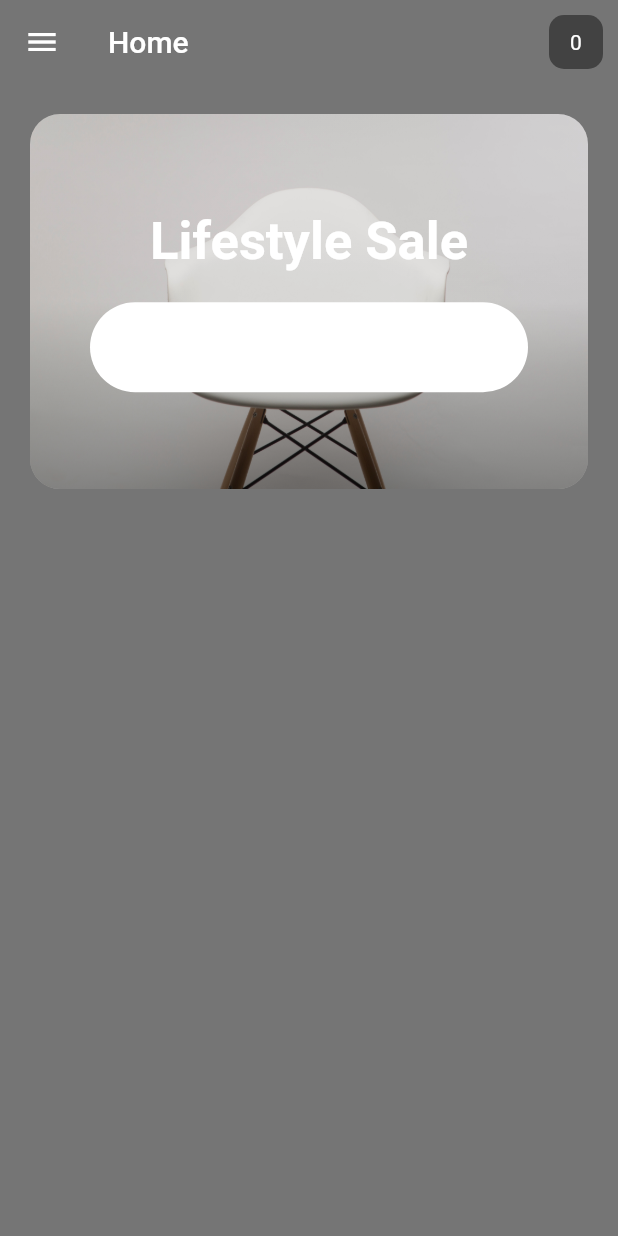
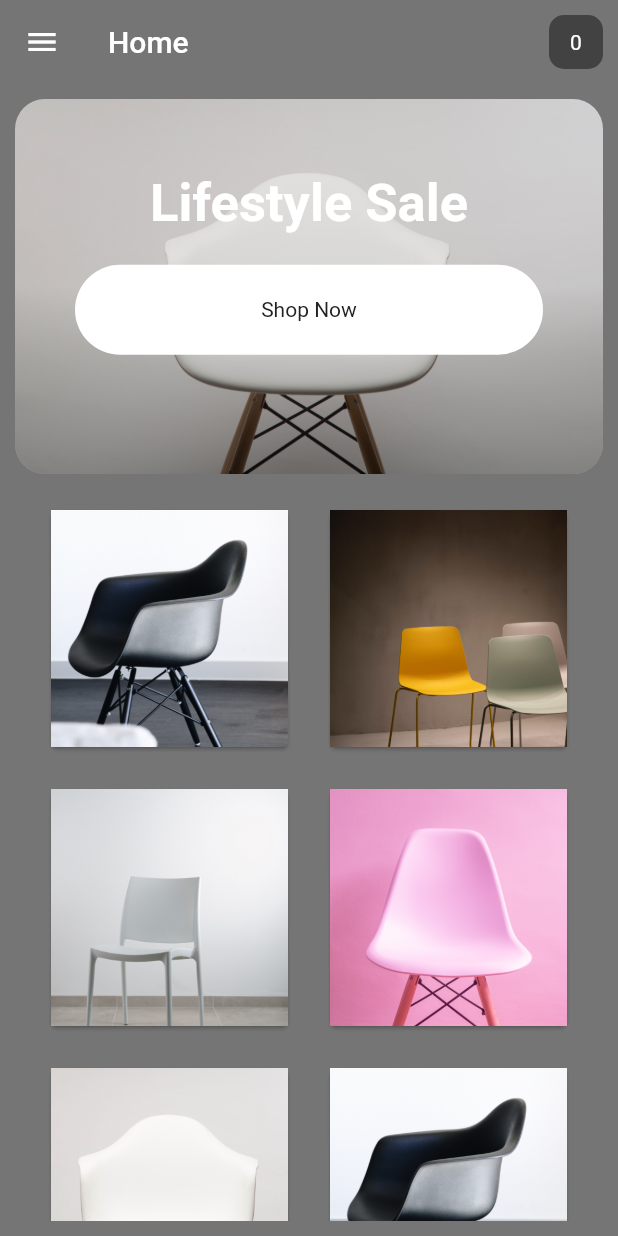
Before and after one commit to phil10xs/layoutanimmation_fltapp, a Flutter app: the screen it shows after launch, on a phone screen of 412 x 824 dp. Run offline on Flutter 3.47's test engine with Material 2 defaults, Android fonts, the phone set to English and light mode, and no system bars.

Commit message:
Here is the firstcreen UI for a Furniture e-commerce app

```diff
--- a/lib/main.dart
+++ b/lib/main.dart
@@ -1,12 +1,8 @@
 import 'package:flutter/material.dart';
 import 'package:flutter/cupertino.dart';
 
-void main() => runApp(
-  MaterialApp(
-    debugShowCheckedModeBanner: false,
-    home: HomePage()
-  )
-);
+void main() =>
+    runApp(MaterialApp(debugShowCheckedModeBanner: false, home: HomePage()));
 
 class HomePage extends StatefulWidget {
   @override
@@ -14,21 +10,33 @@ class HomePage extends StatefulWidget {
 }
 
 class _HomePageState extends State<HomePage> {
+  final List<String> _listItem = [
+    'assets/images/two.jpg',
+    'assets/images/three.jpg',
+    'assets/images/four.jpg',
+    'assets/images/five.jpg',
+    'assets/images/one.jpg',
+    'assets/images/two.jpg',
+    'assets/images/three.jpg',
+    'assets/images/four.jpg',
+    'assets/images/five.jpg',
+  ];
+
   @override
   Widget build(BuildContext context) {
     return Scaffold(
       backgroundColor: Colors.grey[600],
       appBar: AppBar(
           backgroundColor: Colors.transparent,
-       elevation:0,
+          elevation: 0,
           leading: Icon(Icons.menu),
           title: Text('Home'),
-        actions:<Widget>[
+          actions: <Widget>[
             Padding(
               padding: EdgeInsets.all(10.0),
               child: Container(
-             width:36,
-             height:30,
+                width: 36,
+                height: 30,
                 decoration: BoxDecoration(
                   color: Colors.grey[800],
                   borderRadius: BorderRadius.circular(10),
@@ -36,18 +44,15 @@ class _HomePageState extends State<HomePage> {
                 child: Center(child: Text("0")),
               ),
             ),
-        ]
-      ),
-
-
+          ]),
       body: SafeArea(
-        child: SingleChildScrollView(
-          padding: EdgeInsets.all(20.0),
+        child: Container(
+          padding: EdgeInsets.all(10.0),
           child: Column(
             children: [
               Container(
-                height:250,
-                decoration: BoxDecoration (
+                 height: 250,
+                 decoration: BoxDecoration(
                    borderRadius: BorderRadius.circular(20),
                   image: DecorationImage(
                     image: AssetImage('assets/images/one.jpg'),
@@ -68,10 +73,16 @@ class _HomePageState extends State<HomePage> {
                   child: Column(
                     mainAxisAlignment: MainAxisAlignment.center,
                     children: [
-                   Text('Lifestyle Sale', style: TextStyle(
-                     color: Colors.white, fontSize:35, fontWeight:FontWeight.bold
-                   ),),
-                   SizedBox( height: 20,),
+                      Text(
+                        'Lifestyle Sale',
+                        style: TextStyle(
+                            color: Colors.white,
+                            fontSize: 35,
+                            fontWeight: FontWeight.bold),
+                      ),
+                      SizedBox(
+                        height: 20,
+                      ),
                       Container(
                         height: 60,
                         margin: EdgeInsets.symmetric(horizontal: 40),
@@ -79,15 +90,41 @@ class _HomePageState extends State<HomePage> {
                           color: Colors.white,
                           borderRadius: BorderRadius.circular(30),
                         ),
+                        child: Center(
+                          child: Text(
+                            'Shop Now',
+                            style: TextStyle(color: Colors.grey[900]),
+                          ),
+                        ),
+                      ),
+                      SizedBox(height: 30),
+                    ],
+                  ),
+                ),
+              ),
+              Expanded(
+                child: GridView.count(
+                  crossAxisCount: 2,
+                  padding: EdgeInsets.all(20),
+                  crossAxisSpacing: 20,
+                  mainAxisSpacing: 20,
+                  children: _listItem
+                      .map((item) => Card(
+                    child: Container(
+                      decoration: BoxDecoration(
+                          image: DecorationImage(
+                            image: AssetImage(item),
+                            fit: BoxFit.cover,
+                          )),
+                    ),
+                  ))
+                      .toList(),
+                ),
               ),
             ],
           ),
         ),
-              )],
       ),
-        ),
-      ),
-
     );
   }
 }
```
Lines whose indentation alone changed are shown as unchanged.
